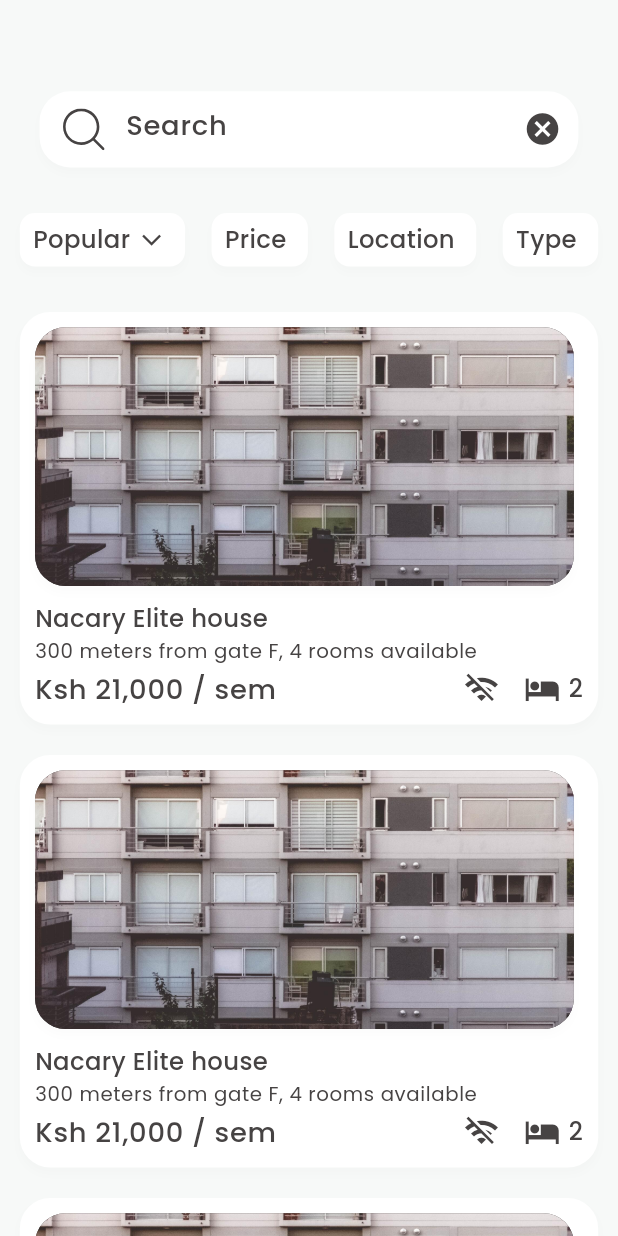
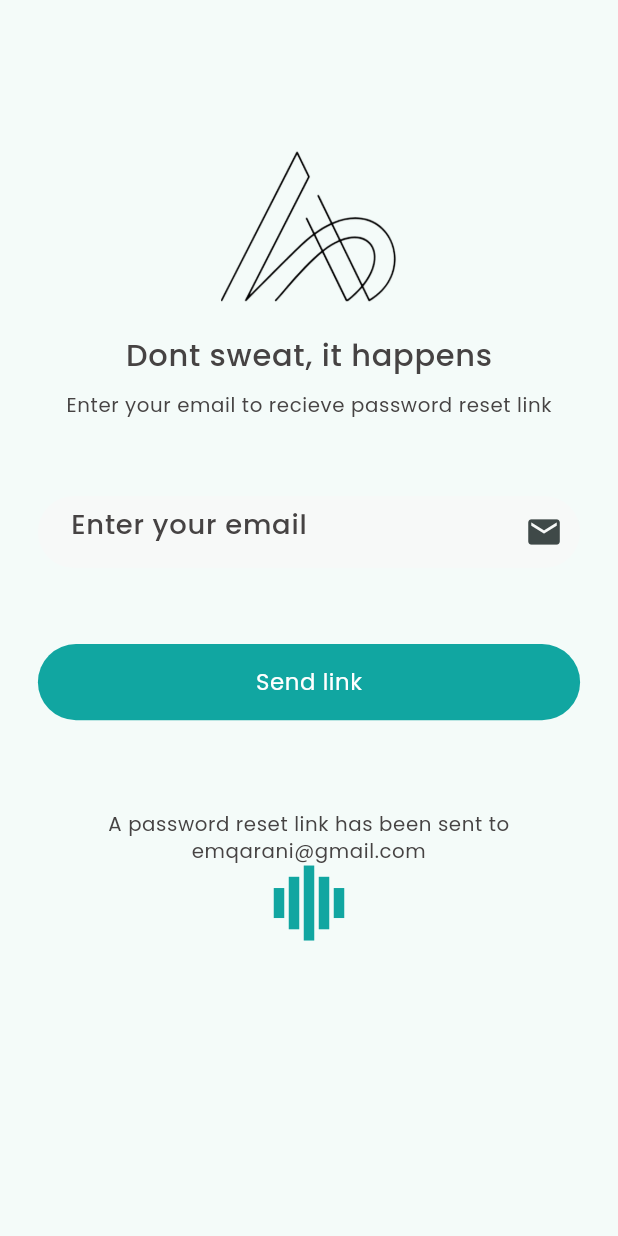
Before and after one commit to Qarani-m/ATC, a Flutter app: the screen it shows after launch, on a phone screen of 412 x 824 dp. Run offline on Flutter 3.47's test engine with Material 2 defaults, Android fonts, the phone set to English and light mode, and no system bars; our stand-ins replace carousel_slider, firebase_core, flutter_screenutil, flutter_svg, get, google_fonts and 2 more; accounts and stored records are empty.

Commit message:
started working on the authentication feature

```diff
--- a/lib/main.dart
+++ b/lib/main.dart
@@ -1,4 +1,7 @@
 import 'package:atc/src/constants/colors.dart';
+import 'package:atc/src/features/authentication/screens/forgot_password.dart';
+import 'package:atc/src/features/authentication/screens/login.dart';
+import 'package:atc/src/features/authentication/screens/signup.dart';
 import 'package:atc/src/features/hostel_finder/screen/home_page.dart';
 import 'package:atc/src/features/hostel_finder/screen/hostel_details.dart';
 import 'package:atc/src/features/hostel_finder/screen/review_page.dart';
@@ -34,11 +37,14 @@ class MyApp extends StatelessWidget {
         debugShowCheckedModeBanner: false,
         theme: AppThemes.lightTheme(),
         initialBinding: AppBindings(),
-        initialRoute: "/",
+        initialRoute: "/forgotPassword",
         getPages: [
           GetPage(name: "/", page: () => HostelFinderHome()),
           GetPage(name: "/hostelDetails", page: () => const HostelDetails()),
           GetPage(name: "/reviewPage", page: () =>  ReviewPage()),
+          GetPage(name: "/login", page: () =>  Login()),
+          GetPage(name: "/signUp", page: () =>  SignUp()),
+          GetPage(name: "/forgotPassword", page: () =>  ForgotPassword()),
         ],
       ),
     );
--- a/lib/src/constants/image_strings.dart
+++ b/lib/src/constants/image_strings.dart
@@ -3,6 +3,7 @@
 
 class AppImages{
   static const String searchIcon = "assets/images/svg/search.svg";
+  static const String logo = "assets/images/global/logo.png";
   static const String image1 = "assets/images/hf/image1.jpg";
   static const String hotShower = "assets/images/hf/hot_shower.png";
 }
--- /dev/null
+++ b/lib/src/features/authentication/controller/login_controller.dart
@@ -0,0 +1,34 @@
+import 'package:flutter/widgets.dart';
+import 'package:get/get.dart';
+
+class LoginController extends GetxController{
+
+  TextEditingController emailController = TextEditingController();
+  TextEditingController passwordController = TextEditingController();
+
+  var email = "";
+  var password= "";
+
+
+  void goToSignUp(){
+    Get.toNamed(
+      "/signUp"
+    );
+  }
+
+    void goToForgotPassword(){
+    Get.toNamed(
+      "/forgotPassword"
+    );
+  }
+
+
+  void resetPassword(){
+
+  }
+
+
+
+
+
+}
--- /dev/null
+++ b/lib/src/features/authentication/controller/signup_controller.dart
@@ -0,0 +1,24 @@
+import 'package:flutter/material.dart';
+import 'package:get/get.dart';
+
+class SignUpController extends GetxController{
+  TextEditingController emailController = TextEditingController();
+  TextEditingController passwordController = TextEditingController();
+  TextEditingController nameController = TextEditingController();
+  TextEditingController phoneController = TextEditingController();
+
+  var email = "";
+  var password= "";
+  var name= "";
+  var phone= "";
+
+
+  void goToSignIn(){
+    print("sss");
+    Get.toNamed(
+      "/login"
+    );
+  }
+
+
+}
--- /dev/null
+++ b/lib/src/features/authentication/screens/forgot_password.dart
@@ -0,0 +1,133 @@
+import 'package:atc/src/constants/colors.dart';
+import 'package:atc/src/constants/image_strings.dart';
+import 'package:atc/src/features/authentication/controller/login_controller.dart';
+import 'package:atc/src/features/authentication/controller/signup_controller.dart';
+import 'package:flutter/material.dart';
+import 'package:flutter_screenutil/flutter_screenutil.dart';
+import 'package:get/get.dart';
+import 'package:google_fonts/google_fonts.dart';
+import 'package:loading_animation_widget/loading_animation_widget.dart';
+
+class ForgotPassword extends StatelessWidget {
+  ForgotPassword({super.key});
+
+  final loginController = Get.find<LoginController>();
+
+  @override
+  Widget build(BuildContext context) {
+    return Scaffold(
+      body: SingleChildScrollView(
+        child: Padding(
+          padding: EdgeInsets.only(left: 23.w, right: 23.w, top: 100),
+          child: Column(
+            crossAxisAlignment: CrossAxisAlignment.center,
+            children: [
+              Container(
+                  width: 390.h,
+                  // color: Colors.red,
+                  child: Image(
+                    image: const AssetImage(AppImages.logo),
+                    height: 100.h,
+                    width: 100.h,
+                  )),
+              SizedBox(
+                height: 20.h,
+              ),
+              Text(
+                "Dont sweat, it happens",
+                style: Theme.of(context)
+                    .textTheme
+                    .bodyLarge
+                    ?.copyWith(fontSize: 20.sp),
+              ),
+              SizedBox(
+                height: 10.h,
+              ),
+              Text(
+                "Enter your email to recieve password reset link",
+                style: Theme.of(context).textTheme.bodySmall,
+              ),
+              SizedBox(
+                height: 50.h,
+              ),
+              const LoginTextField(
+                hint: "Enter your email",
+                icon: Icons.email,
+              ),
+              SizedBox(
+                height: 50.h,
+              ),
+              GestureDetector(
+                  onTap: () {
+                    loginController.resetPassword();
+                  },
+                  child: Container(
+                    alignment: Alignment.center,
+                    height: 50.h,
+                    width: 390.w,
+                    decoration: BoxDecoration(
+                        color: AppColors.accentColor,
+                        borderRadius: BorderRadius.circular(30.r)),
+                    child: Text(
+                      "Send link",
+                      style: Theme.of(context).textTheme.bodySmall?.copyWith(
+                          color: AppColors.whiteColor, fontSize: 15.sp),
+                    ),
+                  )),
+              SizedBox(
+                height: 60.h,
+              ),
+              Container(
+                child: Text(
+                  textAlign: TextAlign.center,
+                  "A password reset link has been sent to emqarani@gmail.com",
+                  style: Theme.of(context).textTheme.bodySmall,
+                ),
+              ),
+              LoadingAnimationWidget.staggeredDotsWave(
+          color: AppColors.accentColor,
+          size: 50,
+        )
+            ],
+          ),
+        ),
+      ),
+    );
+  }
+}
+
+class LoginTextField extends StatelessWidget {
+  const LoginTextField({
+    required this.hint,
+    required this.icon,
+    this.obscureText = false,
+    super.key,
+  });
+  final String hint;
+  final IconData icon;
+  final bool obscureText;
+
+  @override
+  Widget build(BuildContext context) {
+    return Container(
+      decoration: BoxDecoration(
+          color: AppColors.primaryColor,
+          borderRadius: BorderRadius.circular(49.r)),
+      child: TextField(
+        obscuringCharacter: '●',
+        obscureText: obscureText,
+        cursorColor: AppColors.secondaryColor,
+        decoration: InputDecoration(
+          contentPadding: EdgeInsets.only(top: 5.w, left: 20.w, right: 20.w),
+          suffixIcon: Icon(
+            icon,
+            size: 25.h,
+          ),
+          hintText: hint,
+          hintStyle: GoogleFonts.poppins(color: AppColors.secondaryColor),
+          border: InputBorder.none,
+        ),
+      ),
+    );
+  }
+}
--- a/lib/src/utils/bindings/app_bindings.dart
+++ b/lib/src/utils/bindings/app_bindings.dart
@@ -1,3 +1,5 @@
+import 'package:atc/src/features/authentication/controller/login_controller.dart';
+import 'package:atc/src/features/authentication/controller/signup_controller.dart';
 import 'package:get/get.dart';
 
 import '../../features/hostel_finder/controller/hostel_finder_controller.dart';
@@ -6,6 +8,8 @@ class AppBindings extends Bindings{
   @override
   void dependencies() {
     Get.lazyPut<HostelFinderController>(() =>HostelFinderController());
+    Get.lazyPut<LoginController>(() =>LoginController());
+    Get.lazyPut<SignUpController>(() =>SignUpController());
   }
 
 }
--- a/pubspec.yaml
+++ b/pubspec.yaml
@@ -36,6 +36,8 @@ dependencies:
   flutter_svg: ^2.0.7
   smooth_page_indicator: ^1.1.0
   carousel_slider: ^4.2.1
+  firebase_core:
+  loading_animation_widget: ^1.2.0+4
 
 
   # The following adds the Cupertino Icons font to your application.
@@ -69,6 +71,7 @@ flutter:
     - assets/fonts/Poppins/
     - assets/images/svg/
     - assets/images/hf/
+    - assets/images/global/
 
   # An image asset can refer to one or more resolution-specific "variants", see
   # https://flutter.dev/assets-and-images/#resolution-aware
```
Also changed, not shown: lib/src/features/authentication/screens/login.dart (added, +152 -0 lines), lib/src/features/authentication/screens/signup.dart (added, +148 -0 lines), assets/images/global/logo.png (added), lib/firebase_options.dart (added), pubspec.lock, 4 other files.
